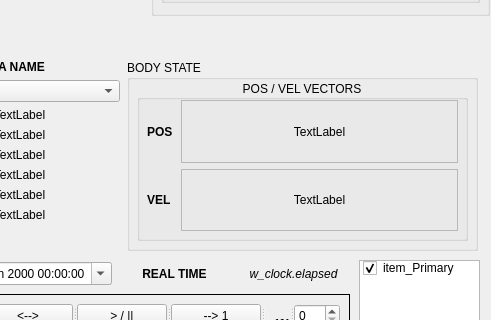
Old version of the form ui/gui_tiled.ui in the repository MadMaxFZ/sns2; both pictures show x 131 to 622 and y 290 to 610 of the 622 by 822 pixel window.
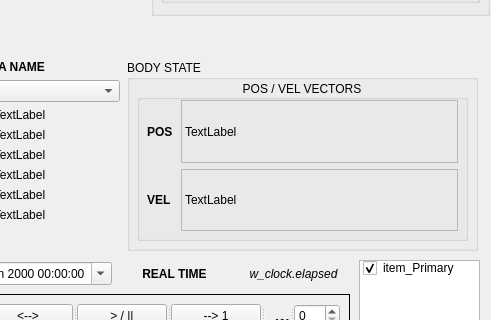
New version of the form.

Commit message: FUCK YEAH!!! Tweaked the GUI layout a bit, still must get the EpochTimer widget working. Will have to fix from almost the ground up(?) for the visuals organization and communication of transform data. At that point, we will have an instrumented 3D solar system simulation!!

Patch:
```diff
--- a/ui/gui_tiled.ui
+++ b/ui/gui_tiled.ui
@@ -1219,7 +1219,7 @@
     <property name="alignment">
      <set>Qt::AlignCenter</set>
     </property>
-    <widget class="QWidget" name="">
+    <widget class="QWidget" name="layoutWidget">
      <property name="geometry">
       <rect>
        <x>10</x>
@@ -1276,7 +1276,7 @@
            <string>TextLabel</string>
           </property>
           <property name="alignment">
-           <set>Qt::AlignCenter</set>
+           <set>Qt::AlignLeading|Qt::AlignLeft|Qt::AlignVCenter</set>
           </property>
          </widget>
         </item>
@@ -1289,7 +1289,10 @@
            <string>TextLabel</string>
           </property>
           <property name="alignment">
-           <set>Qt::AlignCenter</set>
+           <set>Qt::AlignLeading|Qt::AlignLeft|Qt::AlignVCenter</set>
+          </property>
+          <property name="margin">
+           <number>5</number>
           </property>
          </widget>
         </item>
```
The commit also changes 2 other files.
